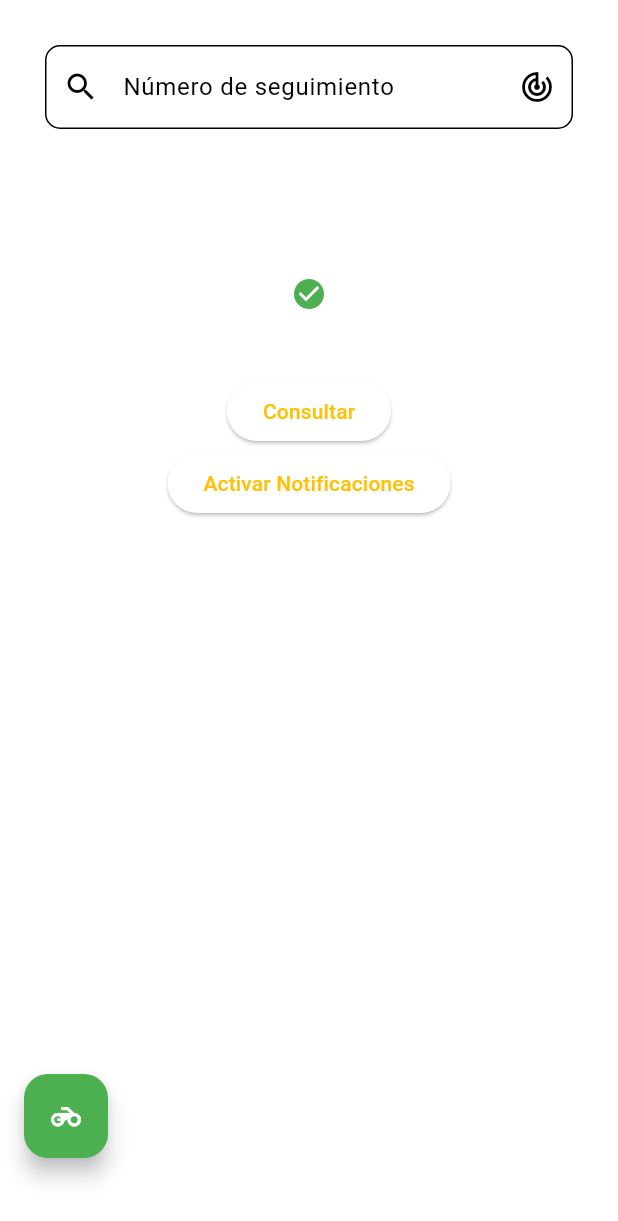
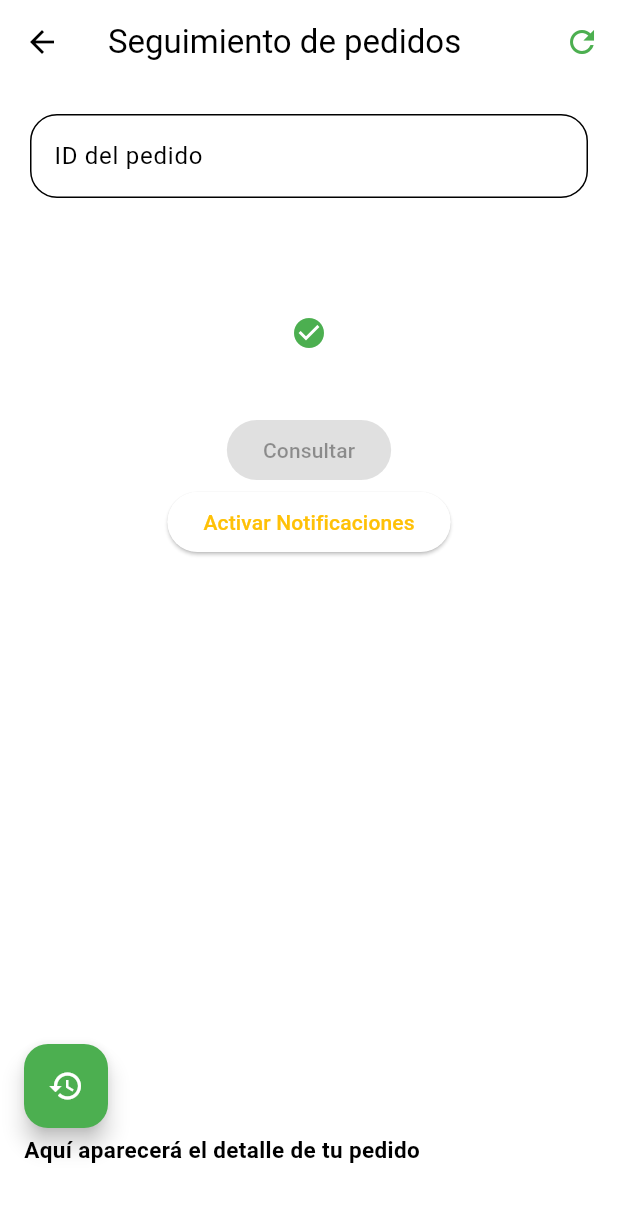
Before and after one commit to JairoGt/Test, a Flutter app: the ClienteTrack screen opened by its route, on a phone screen of 412 x 824 dp. Shown: the top 1221 px of the screen. Run offline on Flutter 3.47's test engine with Material 2 defaults, Android fonts, the phone set to English and light mode, and no system bars; our stand-ins replace cloud_firestore, convex_bottom_bar, firebase_auth, firebase_core, firebase_crashlytics, firebase_messaging and 3 more; accounts and stored records are empty.

Commit message:
Beta Final

```diff
--- a/lib/Pages/MotoristaPage/moto_asignado.dart
+++ b/lib/Pages/MotoristaPage/moto_asignado.dart
@@ -66,6 +66,10 @@ class _MotoPageState extends State<MotoPage> {
 
 
     });
+
+    if (mounted) {
+                setState(() {});
+              }
   }
 
   @override
@@ -261,7 +265,7 @@ Navigator.popAndPushNamed(context, '/motoasignado');
                           ElevatedButton(
                             child: const Text('Aceptar'),
                             onPressed: () {
-// Navegar a la pantalla de pedidos creados
+
                             },
                           ),
                         ],
--- a/lib/Pages/client_page.dart
+++ b/lib/Pages/client_page.dart
@@ -68,6 +68,7 @@ void _onItemTapped(int index) async {
   Widget build(BuildContext context) {
     return Scaffold(
       appBar: AppBar(
+        automaticallyImplyLeading: false,
         title: Text(
           greeting,
           style: const TextStyle(
--- a/lib/Pages/cliente/cliente2.dart
+++ b/lib/Pages/cliente/cliente2.dart
@@ -24,11 +24,14 @@ class ClienteTrack extends StatefulWidget {
 class _ClienteTrackState extends State<ClienteTrack> {
   final _firestore = FirebaseFirestore.instance;
 late User userLocal;
-
+  final _trackingNumberController = TextEditingController();
   String _trackingNumber = '';
   String _texto1 = '';
   String _texto2 = '';
   int currentState = 0;
+  bool _isButtonEnabled = false;
+  final _formKey = GlobalKey<FormState>();
+  final _trackingNumberFocusNode = FocusNode();
 
   var _circle1 = AnimatedContainer(
     duration: const Duration(seconds: 1),
@@ -41,15 +44,68 @@ late User userLocal;
   Color clamp(int value, int min, int max) {
     return Color(value.clamp(min, max));
   }
-
+void _onEditingComplete() {
+    _onTrackingNumberChanged();
+    _trackingNumberFocusNode.unfocus();
+  }
 onStepTapped(int value){
   setState(() {
     currentState = value;
   });
 }
  @override
+  void initState() {
+    super.initState();
+    _trackingNumberController.addListener(_onTrackingNumberChanged);
+  }
+
+  @override
+  void dispose() {
+    _trackingNumberController.dispose();
+     _trackingNumberFocusNode.dispose();
+    super.dispose();
+  }
+
+void _onTrackingNumberChanged() {
+  setState(() {
+    _isButtonEnabled = _formKey.currentState?.validate() ?? false;
+          _trackingNumber = _trackingNumberController.text.toUpperCase().trim().replaceAll(' ', '');
+
+  });
+}
+  @override
   Widget build(BuildContext context) {
-    return Scaffold(
+    return GestureDetector(
+      onTap: () {
+        FocusScope.of(context).unfocus();
+        _onTrackingNumberChanged();
+      },
+      child: Scaffold(
+        appBar: AppBar(
+          title: const Text('Seguimiento de pedidos'),
+          actions: [
+            IconButton(// Hacer un refresh de la página
+              onPressed: () {
+                setState(() {
+                  _trackingNumberController.clear();
+                  _trackingNumber = '';
+                  _texto1 = '';
+                  _texto2 = '';
+                  _circle1 = AnimatedContainer(
+                    duration: const Duration(seconds: 1),
+                    curve: Curves.easeInOut,
+                    width: 100,
+                    height: 100,
+                    child: const Icon(Icons.check_circle, color: Colors.green),
+                  );
+                });
+              },
+              icon: const Icon(Icons.refresh_outlined,
+              color: Colors.green,
+              ),
+            ),
+          ],
+        ),
         floatingActionButton: FloatingActionButton(
           onPressed: () {
             Navigator.popAndPushNamed(context, '/tracking');
@@ -62,7 +118,7 @@ onStepTapped(int value){
             );
           },
           backgroundColor: Colors.green,
-        child: const Icon(Icons.motorcycle),
+          child: const Icon(Icons.history),
         ),
 
         body: SingleChildScrollView(
@@ -72,24 +128,45 @@ onStepTapped(int value){
                 mainAxisAlignment: MainAxisAlignment.center,
                 children: [
                   Padding(
-                  padding: const EdgeInsets.all(30),
-                  child: TextField(
+                    padding: const EdgeInsets.all(20),
+                    child: Form(
+                      key: _formKey,
+                      child: TextFormField(
+
+                        autovalidateMode: AutovalidateMode.onUserInteraction,
+                        controller: _trackingNumberController,
+                        focusNode: _trackingNumberFocusNode,
 
                         decoration: InputDecoration(
-                      labelText: 'Número de seguimiento',
-                      prefixIcon: const Icon(Icons.search),
-                      suffixIcon: const Icon(Icons.track_changes),
                           border: OutlineInputBorder(
-                        borderRadius: BorderRadius.circular(10),
+                            borderRadius: BorderRadius.circular(18)
                           ),
+                          labelText: 'ID del pedido',
                         ),
                        onChanged: (value) {
-                      value = value.toUpperCase().trim();
+                        setState(() {
+
+                            value = value.toUpperCase().trim().replaceAll(' ', '');
                             _trackingNumber = value;
+                            _onTrackingNumberChanged();
+
+                        });
+
+                          },
+                          onEditingComplete: _onEditingComplete,
+                          validator: (value) {
+                              if (value == null || !(value.contains('GT') || value.contains('gt'))) {
+                            return 'El ID del pedido debe contener "GT"';
+                              }
+                              if (value.length < 4){
+                            return'El tracking es invalido revisa el numero';
+                              }
+                              return null;
                             },
                       ),
                     ),
-                const SizedBox(height: 30),
+                  ),
+                  const SizedBox(height: 20),
                   Row(
                     mainAxisAlignment: MainAxisAlignment.center,
                     children: [
@@ -100,7 +177,7 @@ onStepTapped(int value){
 
                       // Código para consultar el pedido y mostrar el estado
               ElevatedButton(
-                  onPressed: () async {
+                    onPressed: _isButtonEnabled ? () async {
 
                       if (_trackingNumber.isNotEmpty) {
                         final pedido = await _firestore
@@ -245,12 +322,12 @@ onStepTapped(int value){
 
                             // Muestra el contenido del pedido.
                             _texto1 +=
-                              ('Productos: \n${pedido['nombres'].toString()}');
+                                (pedido['nombres'].toString());
 
           // Muestra la cantidad que tiene que pagar el cliente.
                             _texto2 +=
                                 // ignore: unnecessary_string_escapes
-                              ('Cantidad a pagar: \Q${pedido['precioTotal'].toString()}');
+                                (pedido['precioTotal'].toString());
                           }
                         } else {
                           showDialog(
@@ -297,7 +374,7 @@ onStepTapped(int value){
                           },
                         );
                       }
-                  },
+                    } : null,
                     child: const Text('Consultar'),
                   ),
                  ElevatedButton(
@@ -359,28 +436,44 @@ onStepTapped(int value){
             },
             child: const Text('Activar Notificaciones'),
           ),
-                Text(
-                  _texto1,
-                  style:
-                      const TextStyle(fontSize: 16, fontWeight: FontWeight.bold),
-                  textAlign: TextAlign.left,
-                ),
-                Text(
-                  _texto2,
-                  style:
-                      const TextStyle(fontSize: 16, fontWeight: FontWeight.bold),
-                  textAlign: TextAlign.left,
-                ),
+
                 ],
               ),
             ),
           ),
 
         bottomNavigationBar: BottomAppBar(
+          height: 100.0,
+          notchMargin: 4.5,
           shape: const CircularNotchedRectangle(),
-        child: Container(height: 10.0),
+          child: Container(height: 20.0,
+          padding: const EdgeInsets.only(top: 20.0),
+            child: _texto1.isEmpty && _texto2.isEmpty
+      ? Text('Aquí aparecerá el detalle de tu pedido',
+        style: TextStyle(
+          color: Theme.of(context).brightness == Brightness.dark
+              ? Colors.white
+              : Colors.black,
+          fontSize: 15,
+          fontWeight: FontWeight.bold,
+        ),
+      )
+      : Text('Tus productos son: $_texto1 y el total a pagar es Q$_texto2',
+        style: TextStyle(
+          color: Theme.of(context).brightness == Brightness.dark
+              ? Colors.white
+              : Colors.black,
+          fontSize: 15,
+          fontWeight: FontWeight.bold,
+        ),
+      )
+
+
+
+          ),
         ),
         floatingActionButtonLocation: FloatingActionButtonLocation.startDocked,
+      ),
     );
   }
 
--- a/lib/Pages/cliente/history.dart
+++ b/lib/Pages/cliente/history.dart
@@ -251,7 +251,7 @@ await Printing.sharePdf(bytes: bytes);
                             ),
                           ),
                           Expanded(
-                            child: Text(pedido['direccion'] ??
+                            child: Text(pedido['nombres'] ??
                                 'No disponible'),
                           ),
                           Expanded(
--- a/lib/Pages/edit_pedidos.dart
+++ b/lib/Pages/edit_pedidos.dart
@@ -224,7 +224,7 @@ showLoadingDialog(BuildContext context) {
 
           // Crea un mapa con los datos actualizados
           final datosActualizados = {
-        'direccion': direccionActualizada,
+        'nombres': direccionActualizada,
         'precioTotal': precioTotalActualizado,
           };
 
--- a/lib/Pages/pedidosScreen.dart
+++ b/lib/Pages/pedidosScreen.dart
@@ -298,7 +298,6 @@ class _CrearPedidoScreenState extends State<CrearPedidoScreen>
       ),
     );
   }
-// En el método `_navegarAPedidosCreados`, limpiar la pantalla de los campos de generar pedido.
 
   void _navegarAPedidosCreados() {
     // Limpiar los campos de generar pedido.
```
Also changed, not shown: lib/Pages/moto_page.dart (+52 -4 lines). Lines whose indentation alone changed are shown as unchanged.
